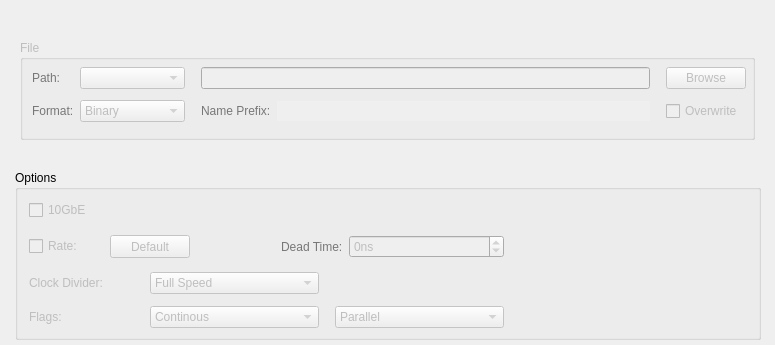
The window that slsDetectorGui/forms/form_tab_dataoutput.ui (slsdetectorgroup/slsDetectorPackage) describes before a commit, drawn with Qt 5.
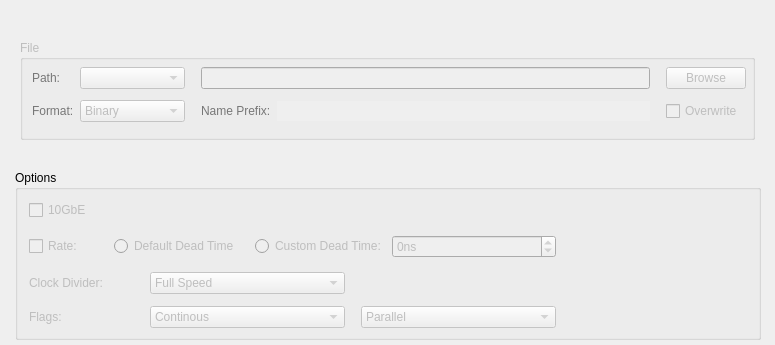
The same window after the commit. Icons and pictures are not drawn.

The edit to the form file:
```diff
--- a/slsDetectorGui/forms/form_tab_dataoutput.ui
+++ b/slsDetectorGui/forms/form_tab_dataoutput.ui
@@ -48,7 +48,7 @@
      <rect>
       <x>14</x>
       <y>21</y>
-      <width>475</width>
+      <width>527</width>
       <height>76</height>
      </rect>
     </property>
@@ -56,95 +56,8 @@
      <property name="verticalSpacing">
       <number>6</number>
      </property>
-     <item row="1" column="3">
-      <spacer name="horizontalSpacer_2">
-       <property name="orientation">
-        <enum>Qt::Horizontal</enum>
-       </property>
-       <property name="sizeType">
-        <enum>QSizePolicy::Fixed</enum>
-       </property>
-       <property name="sizeHint" stdset="0">
-        <size>
-         <width>10</width>
-         <height>20</height>
-        </size>
-       </property>
-      </spacer>
-     </item>
-     <item row="1" column="0">
-      <widget class="QCheckBox" name="chkRate">
-       <property name="enabled">
-        <bool>false</bool>
-       </property>
-       <property name="text">
-        <string>Rate:</string>
-       </property>
-      </widget>
-     </item>
-     <item row="1" column="4">
-      <widget class="QLabel" name="lblDeadTime">
-       <property name="enabled">
-        <bool>false</bool>
-       </property>
-       <property name="sizePolicy">
-        <sizepolicy hsizetype="Fixed" vsizetype="Preferred">
-         <horstretch>0</horstretch>
-         <verstretch>0</verstretch>
-        </sizepolicy>
-       </property>
-       <property name="palette">
-        <palette>
-         <active>
-          <colorrole role="WindowText">
-           <brush brushstyle="SolidPattern">
-            <color alpha="255">
-             <red>2</red>
-             <green>2</green>
-             <blue>2</blue>
-            </color>
-           </brush>
-          </colorrole>
-         </active>
-         <inactive>
-          <colorrole role="WindowText">
-           <brush brushstyle="SolidPattern">
-            <color alpha="255">
-             <red>0</red>
-             <green>0</green>
-             <blue>0</blue>
-            </color>
-           </brush>
-          </colorrole>
-         </inactive>
-         <disabled>
-          <colorrole role="WindowText">
-           <brush brushstyle="SolidPattern">
-            <color alpha="255">
-             <red>119</red>
-             <green>119</green>
-             <blue>119</blue>
-            </color>
-           </brush>
-          </colorrole>
-         </disabled>
-        </palette>
-       </property>
-       <property name="toolTip">
-        <string>&lt;nobr&gt;
-Directory where one saves the data.
-&lt;/nobr&gt;&lt;br&gt;
- #outdir#
-&lt;br&gt;
-</string>
-       </property>
-       <property name="text">
-        <string>Dead Time:</string>
-       </property>
-      </widget>
-     </item>
-     <item row="1" column="5" colspan="2">
-      <widget class="QSpinBox" name="spinDeadTime">
+     <item row="1" column="4" colspan="2">
+      <widget class="QSpinBox" name="spinCustomDeadTime">
        <property name="enabled">
         <bool>false</bool>
        </property>
@@ -163,24 +76,25 @@
        <property name="maximum">
         <number>200000000</number>
        </property>
+       <property name="value">
+        <number>0</number>
+       </property>
       </widget>
      </item>
-     <item row="1" column="1" colspan="2">
-      <widget class="QPushButton" name="btnDefaultRate">
+     <item row="1" column="1">
+      <widget class="QRadioButton" name="radioDefaultDeadtime">
        <property name="enabled">
         <bool>false</bool>
        </property>
-       <property name="sizePolicy">
-        <sizepolicy hsizetype="Fixed" vsizetype="Fixed">
-         <horstretch>0</horstretch>
-         <verstretch>0</verstretch>
-        </sizepolicy>
+       <property name="text">
+        <string>Default Dead Time</string>
        </property>
-       <property name="maximumSize">
-        <size>
-         <width>16777215</width>
-         <height>30</height>
-        </size>
+      </widget>
+     </item>
+     <item row="1" column="0">
+      <widget class="QCheckBox" name="chkRate">
+       <property name="enabled">
+        <bool>false</bool>
        </property>
        <property name="toolTip">
         <string>&lt;nobr&gt;
@@ -191,11 +105,7 @@
 </string>
        </property>
        <property name="text">
-        <string>Default</string>
-       </property>
-       <property name="icon">
-        <iconset resource="../include/icons.qrc">
-         <normaloff>:/icons/images/calculate.png</normaloff>:/icons/images/calculate.png</iconset>
+        <string>Rate:</string>
        </property>
       </widget>
      </item>
@@ -216,6 +126,32 @@
        </property>
       </widget>
      </item>
+     <item row="1" column="2">
+      <spacer name="horizontalSpacer_2">
+       <property name="orientation">
+        <enum>Qt::Horizontal</enum>
+       </property>
+       <property name="sizeType">
+        <enum>QSizePolicy::Fixed</enum>
+       </property>
+       <property name="sizeHint" stdset="0">
+        <size>
+         <width>10</width>
+         <height>20</height>
+        </size>
+       </property>
+      </spacer>
+     </item>
+     <item row="1" column="3">
+      <widget class="QRadioButton" name="radioCustomDeadtime">
+       <property name="enabled">
+        <bool>false</bool>
+       </property>
+       <property name="text">
+        <string>Custom Dead Time:</string>
+       </property>
+      </widget>
+     </item>
     </layout>
    </widget>
    <widget class="QWidget" name="widgetEiger" native="true">
@@ -226,7 +162,7 @@
      <rect>
       <x>3</x>
       <y>92</y>
-      <width>491</width>
+      <width>547</width>
       <height>72</height>
      </rect>
     </property>
@@ -235,7 +171,7 @@
       <rect>
        <x>11</x>
        <y>4</y>
-       <width>475</width>
+       <width>527</width>
        <height>68</height>
       </rect>
      </property>
```
Left out of the diff: 8 changed lines with no effect on the pictures.
